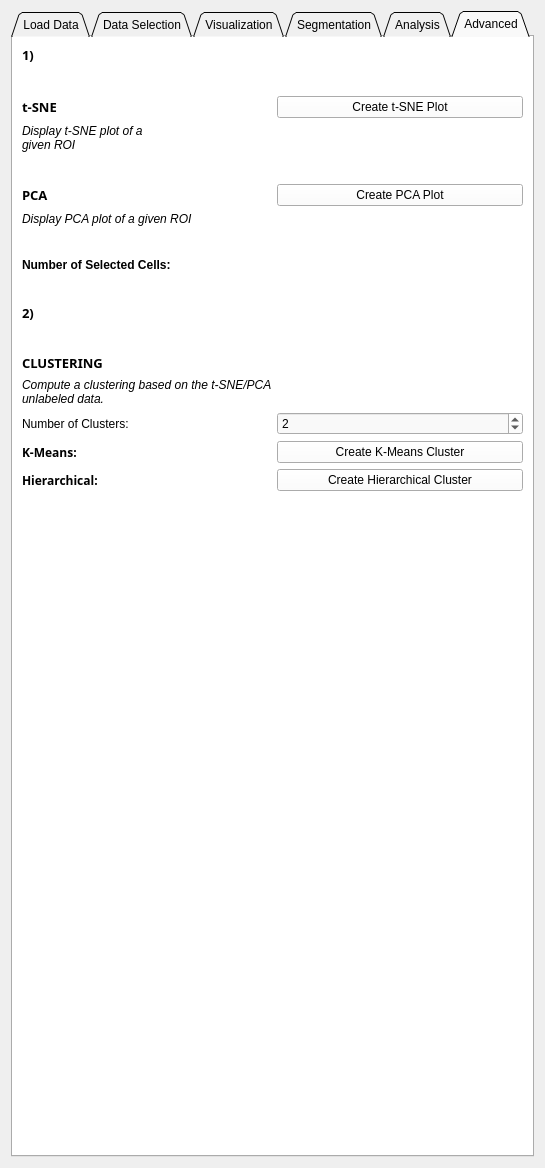
Before: the Qt Designer form HypModuleCode/Resources/UI/HypModuleCode.ui in SlicerMicro/Slicer-TITAN, drawn with Qt 5.
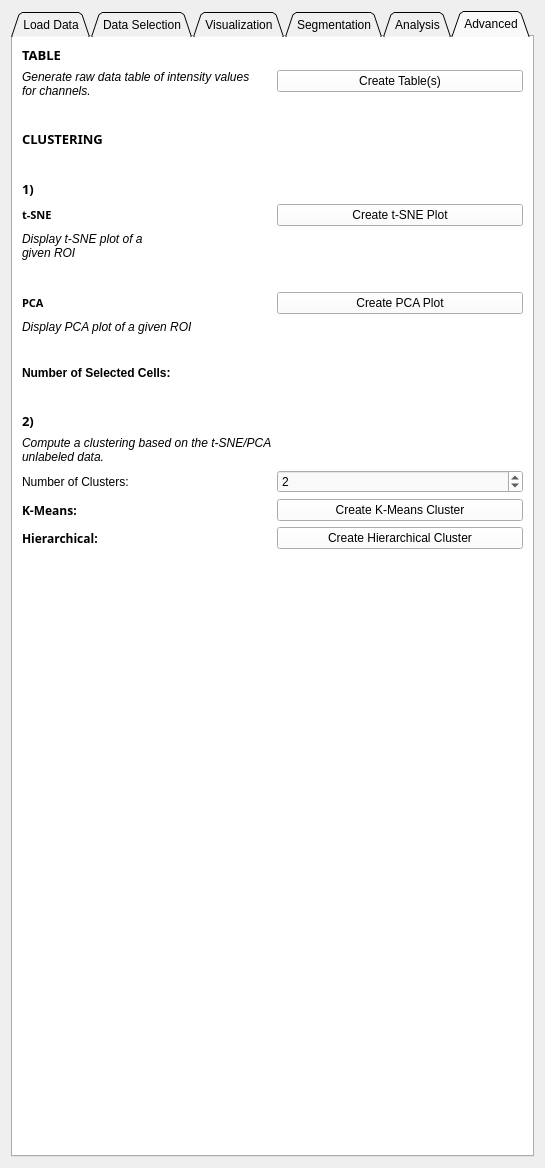
After: the same form once the commit is applied. Custom widgets are drawn as their Qt base class.

Commit message: ENH: Added raw data generation to Advanced tab UI

What changed in the file:
```diff
--- a/HypModuleCode/Resources/UI/HypModuleCode.ui
+++ b/HypModuleCode/Resources/UI/HypModuleCode.ui
@@ -1719,12 +1719,105 @@
        <string>Advanced</string>
       </attribute>
       <layout class="QFormLayout" name="formLayout_3">
+       <item row="0" column="0">
+        <widget class="QLabel" name="label_43">
+         <property name="font">
+          <font>
+           <family>Montserrat</family>
+           <pointsize>10</pointsize>
+           <weight>75</weight>
+           <bold>true</bold>
+          </font>
+         </property>
+         <property name="text">
+          <string>TABLE</string>
+         </property>
+        </widget>
+       </item>
+       <item row="1" column="0">
+        <widget class="QLabel" name="label_44">
+         <property name="font">
+          <font>
+           <italic>true</italic>
+          </font>
+         </property>
+         <property name="text">
+          <string>Generate raw data table of intensity values for channels.</string>
+         </property>
+         <property name="wordWrap">
+          <bool>true</bool>
+         </property>
+        </widget>
+       </item>
+       <item row="1" column="1">
+        <widget class="QPushButton" name="crtRawData">
+         <property name="text">
+          <string>Create Table(s)</string>
+         </property>
+        </widget>
+       </item>
        <item row="2" column="0">
+        <spacer name="horizontalSpacer_20">
+         <property name="orientation">
+          <enum>Qt::Horizontal</enum>
+         </property>
+         <property name="sizeHint" stdset="0">
+          <size>
+           <width>40</width>
+           <height>20</height>
+          </size>
+         </property>
+        </spacer>
+       </item>
+       <item row="3" column="0">
+        <widget class="QLabel" name="label_36">
+         <property name="font">
+          <font>
+           <family>Montserrat</family>
+           <pointsize>10</pointsize>
+           <weight>75</weight>
+           <bold>true</bold>
+          </font>
+         </property>
+         <property name="text">
+          <string>CLUSTERING</string>
+         </property>
+        </widget>
+       </item>
+       <item row="4" column="0">
+        <spacer name="horizontalSpacer_21">
+         <property name="orientation">
+          <enum>Qt::Horizontal</enum>
+         </property>
+         <property name="sizeHint" stdset="0">
+          <size>
+           <width>40</width>
+           <height>20</height>
+          </size>
+         </property>
+        </spacer>
+       </item>
+       <item row="5" column="0">
+        <widget class="QLabel" name="label_41">
+         <property name="font">
+          <font>
+           <family>Montserrat</family>
+           <pointsize>10</pointsize>
+           <weight>75</weight>
+           <bold>true</bold>
+          </font>
+         </property>
+         <property name="text">
+          <string>1)</string>
+         </property>
+        </widget>
+       </item>
+       <item row="6" column="0">
         <widget class="QLabel" name="label_31">
          <property name="font">
           <font>
            <family>Montserrat</family>
-           <pointsize>10</pointsize>
+           <pointsize>8</pointsize>
            <weight>75</weight>
            <bold>true</bold>
           </font>
@@ -1734,19 +1827,47 @@
          </property>
         </widget>
        </item>
-       <item row="2" column="1">
+       <item row="6" column="1">
         <widget class="QPushButton" name="crtTsne">
          <property name="text">
           <string>Create t-SNE Plot</string>
          </property>
         </widget>
        </item>
-       <item row="5" column="0">
+       <item row="7" column="0">
+        <widget class="QLabel" name="label_32">
+         <property name="font">
+          <font>
+           <italic>true</italic>
+          </font>
+         </property>
+         <property name="text">
+          <string>Display t-SNE plot of a given ROI</string>
+         </property>
+         <property name="wordWrap">
+          <bool>true</bool>
+         </property>
+        </widget>
+       </item>
+       <item row="9" column="0">
+        <spacer name="horizontalSpacer_16">
+         <property name="orientation">
+          <enum>Qt::Horizontal</enum>
+         </property>
+         <property name="sizeHint" stdset="0">
+          <size>
+           <width>40</width>
+           <height>20</height>
+          </size>
+         </property>
+        </spacer>
+       </item>
+       <item row="10" column="0">
         <widget class="QLabel" name="label_33">
          <property name="font">
           <font>
            <family>Montserrat</family>
-           <pointsize>10</pointsize>
+           <pointsize>8</pointsize>
            <weight>75</weight>
            <bold>true</bold>
           </font>
@@ -1756,26 +1877,39 @@
          </property>
         </widget>
        </item>
-       <item row="6" column="0">
-        <widget class="QLabel" name="label_34">
-         <property name="font">
-          <font>
-           <italic>true</italic>
-          </font>
-         </property>
-         <property name="text">
-          <string>Display PCA plot of a given ROI</string>
-         </property>
-        </widget>
-       </item>
-       <item row="5" column="1">
+       <item row="10" column="1">
         <widget class="QPushButton" name="crtPCA">
          <property name="text">
           <string>Create PCA Plot</string>
          </property>
         </widget>
        </item>
-       <item row="8" column="0">
+       <item row="11" column="0">
+        <widget class="QLabel" name="label_34">
+         <property name="font">
+          <font>
+           <italic>true</italic>
+          </font>
+         </property>
+         <property name="text">
+          <string>Display PCA plot of a given ROI</string>
+         </property>
+        </widget>
+       </item>
+       <item row="12" column="0">
+        <spacer name="horizontalSpacer_15">
+         <property name="orientation">
+          <enum>Qt::Horizontal</enum>
+         </property>
+         <property name="sizeHint" stdset="0">
+          <size>
+           <width>40</width>
+           <height>20</height>
+          </size>
+         </property>
+        </spacer>
+       </item>
+       <item row="13" column="0">
         <widget class="QLabel" name="label_35">
          <property name="font">
           <font>
@@ -1788,7 +1922,7 @@
          </property>
         </widget>
        </item>
-       <item row="8" column="1">
+       <item row="13" column="1">
         <widget class="QLabel" name="tsneSelectedCellsCount">
          <property name="font">
           <font>
@@ -1801,23 +1935,8 @@
          </property>
         </widget>
        </item>
-       <item row="3" column="0">
-        <widget class="QLabel" name="label_32">
-         <property name="font">
-          <font>
-           <italic>true</italic>
-          </font>
-         </property>
-         <property name="text">
-          <string>Display t-SNE plot of a given ROI</string>
-         </property>
-         <property name="wordWrap">
-          <bool>true</bool>
-         </property>
-        </widget>
-       </item>
-       <item row="7" column="0">
-        <spacer name="horizontalSpacer_15">
+       <item row="14" column="0">
+        <spacer name="horizontalSpacer_17">
          <property name="orientation">
           <enum>Qt::Horizontal</enum>
          </property>
@@ -1829,21 +1948,8 @@
          </property>
         </spacer>
        </item>
-       <item row="4" column="0">
-        <spacer name="horizontalSpacer_16">
-         <property name="orientation">
-          <enum>Qt::Horizontal</enum>
-         </property>
-         <property name="sizeHint" stdset="0">
-          <size>
-           <width>40</width>
-           <height>20</height>
-          </size>
-         </property>
-        </spacer>
-       </item>
-       <item row="12" column="0">
-        <widget class="QLabel" name="label_36">
+       <item row="15" column="0">
+        <widget class="QLabel" name="label_42">
          <property name="font">
           <font>
            <family>Montserrat</family>
@@ -1853,11 +1959,11 @@
           </font>
          </property>
          <property name="text">
-          <string>CLUSTERING</string>
+          <string>2)</string>
          </property>
         </widget>
        </item>
-       <item row="13" column="0">
+       <item row="17" column="0">
         <widget class="QLabel" name="label_37">
          <property name="font">
           <font>
@@ -1872,41 +1978,21 @@
          </property>
         </widget>
        </item>
-       <item row="14" column="0">
+       <item row="18" column="0">
         <widget class="QLabel" name="label_38">
          <property name="text">
           <string>Number of Clusters:</string>
          </property>
         </widget>
        </item>
-       <item row="9" column="0">
-        <spacer name="horizontalSpacer_17">
-         <property name="orientation">
-          <enum>Qt::Horizontal</enum>
-         </property>
-         <property name="sizeHint" stdset="0">
-          <size>
-           <width>40</width>
-           <height>20</height>
-          </size>
-         </property>
-        </spacer>
-       </item>
-       <item row="14" column="1">
+       <item row="18" column="1">
         <widget class="QSpinBox" name="nClusters">
          <property name="value">
           <number>2</number>
          </property>
         </widget>
        </item>
-       <item row="15" column="1">
-        <widget class="QPushButton" name="crtKMeans">
-         <property name="text">
-          <string>Create K-Means Cluster</string>
-         </property>
-        </widget>
-       </item>
-       <item row="15" column="0">
+       <item row="19" column="0">
         <widget class="QLabel" name="label_39">
          <property name="font">
           <font>
@@ -1920,7 +2006,14 @@
          </property>
         </widget>
        </item>
-       <item row="16" column="0">
+       <item row="19" column="1">
+        <widget class="QPushButton" name="crtKMeans">
+         <property name="text">
+          <string>Create K-Means Cluster</string>
+         </property>
+        </widget>
+       </item>
+       <item row="20" column="0">
         <widget class="QLabel" name="label_40">
          <property name="font">
           <font>
@@ -1934,69 +2027,13 @@
          </property>
         </widget>
        </item>
-       <item row="16" column="1">
+       <item row="20" column="1">
         <widget class="QPushButton" name="crtHierarch">
          <property name="text">
           <string>Create Hierarchical Cluster</string>
          </property>
         </widget>
        </item>
-       <item row="0" column="0">
-        <widget class="QLabel" name="label_41">
-         <property name="font">
-          <font>
-           <family>Montserrat</family>
-           <pointsize>10</pointsize>
-           <weight>75</weight>
-           <bold>true</bold>
-          </font>
-         </property>
-         <property name="text">
-          <string>1)</string>
-         </property>
-        </widget>
-       </item>
-       <item row="10" column="0">
-        <widget class="QLabel" name="label_42">
-         <property name="font">
-          <font>
-           <family>Montserrat</family>
-           <pointsize>10</pointsize>
-           <weight>75</weight>
-           <bold>true</bold>
-          </font>
-         </property>
-         <property name="text">
-          <string>2)</string>
-         </property>
-        </widget>
-       </item>
-       <item row="1" column="0">
-        <spacer name="horizontalSpacer_18">
-         <property name="orientation">
-          <enum>Qt::Horizontal</enum>
-         </property>
-         <property name="sizeHint" stdset="0">
-          <size>
-           <width>40</width>
-           <height>20</height>
-          </size>
-         </property>
-        </spacer>
-       </item>
-       <item row="11" column="0">
-        <spacer name="horizontalSpacer_19">
-         <property name="orientation">
-          <enum>Qt::Horizontal</enum>
-         </property>
-         <property name="sizeHint" stdset="0">
-          <size>
-           <width>40</width>
-           <height>20</height>
-          </size>
-         </property>
-        </spacer>
-       </item>
       </layout>
      </widget>
     </widget>
```
